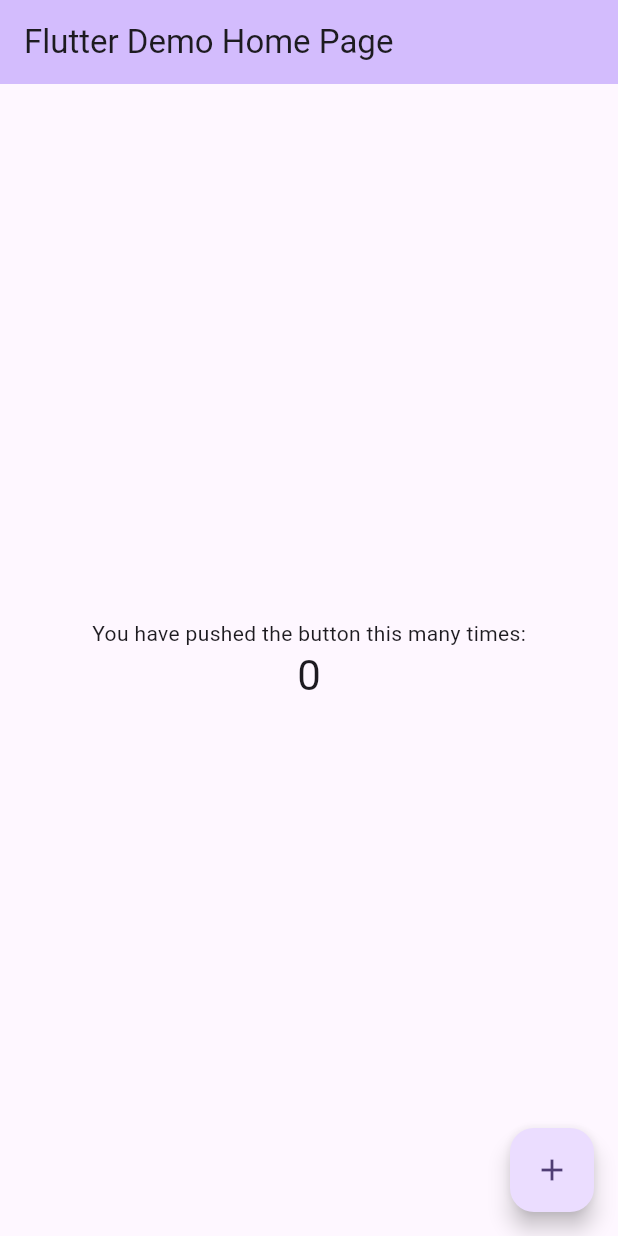
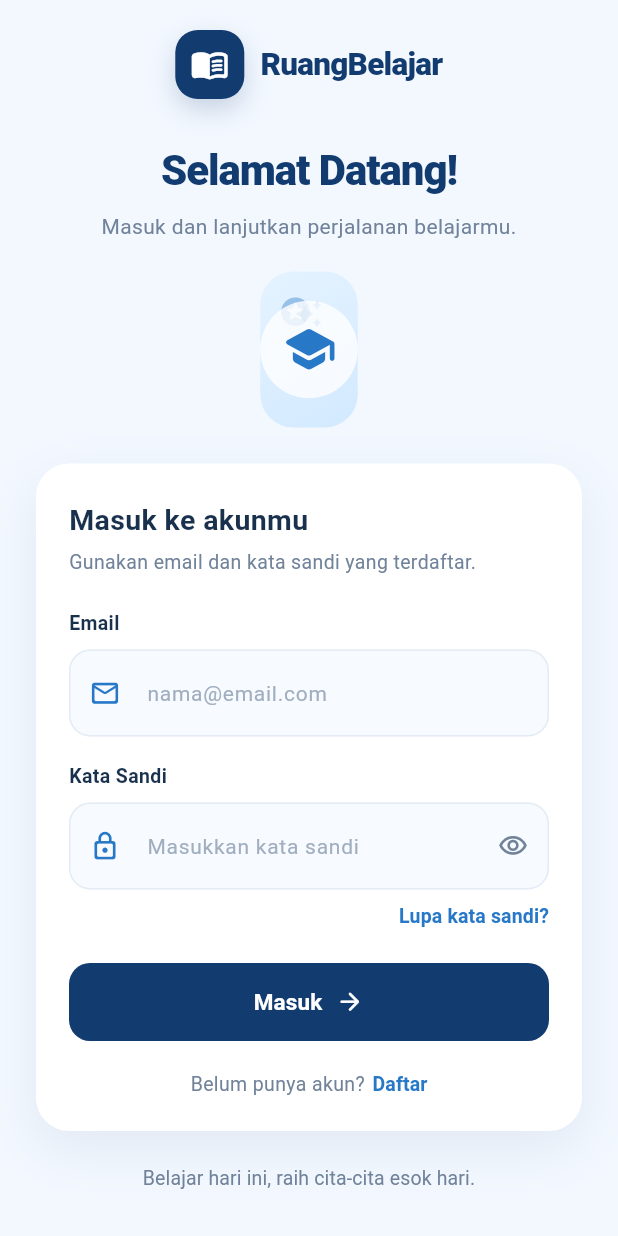
Before and after one commit to Lubab535/mobile-programming, a Flutter app: the screen it shows after launch, on a phone screen of 412 x 824 dp. Run offline on Flutter 3.47's test engine with Material 3 defaults, Android fonts, the phone set to English and light mode, and no system bars.

Commit message:
"Belajar memahami Widget dan membuat Login Page menggunakan bantuan AI"

```diff
--- /dev/null
+++ b/lib/aplikasiutama/halamanloginutama.dart
@@ -0,0 +1,417 @@
+import 'package:flutter/material.dart';
+
+const _navy = Color(0xFF123B70);
+const _blue = Color(0xFF2878C8);
+const _muted = Color(0xFF71839A);
+
+class LoginPage extends StatefulWidget {
+  const LoginPage({super.key});
+
+  @override
+  State<LoginPage> createState() => _LoginPageState();
+}
+
+class _LoginPageState extends State<LoginPage> {
+  final _formKey = GlobalKey<FormState>();
+  final _emailController = TextEditingController();
+  final _passwordController = TextEditingController();
+  bool _obscurePassword = true;
+
+  @override
+  void dispose() {
+    _emailController.dispose();
+    _passwordController.dispose();
+    super.dispose();
+  }
+
+  void _showMessage(String message) {
+    ScaffoldMessenger.of(context)
+      ..hideCurrentSnackBar()
+      ..showSnackBar(SnackBar(content: Text(message)));
+  }
+
+  void _login() {
+    if (_formKey.currentState!.validate()) {
+      _showMessage('Form berhasil diisi. Fitur login siap dihubungkan.');
+    }
+  }
+
+  InputDecoration _inputDecoration({
+    required String hint,
+    required IconData icon,
+    Widget? suffixIcon,
+  }) {
+    return InputDecoration(
+      hintText: hint,
+      hintStyle: const TextStyle(color: Color(0xFFA0AEC0), fontSize: 14),
+      prefixIcon: Icon(icon, color: _blue, size: 21),
+      suffixIcon: suffixIcon,
+      filled: true,
+      fillColor: const Color(0xFFF7FAFE),
+      contentPadding: const EdgeInsets.symmetric(horizontal: 16, vertical: 17),
+      border: OutlineInputBorder(
+        borderRadius: BorderRadius.circular(14),
+        borderSide: const BorderSide(color: Color(0xFFE3EBF4)),
+      ),
+      enabledBorder: OutlineInputBorder(
+        borderRadius: BorderRadius.circular(14),
+        borderSide: const BorderSide(color: Color(0xFFE3EBF4)),
+      ),
+      focusedBorder: OutlineInputBorder(
+        borderRadius: BorderRadius.circular(14),
+        borderSide: const BorderSide(color: _blue, width: 1.5),
+      ),
+      errorBorder: OutlineInputBorder(
+        borderRadius: BorderRadius.circular(14),
+        borderSide: const BorderSide(color: Color(0xFFD84A4A)),
+      ),
+      focusedErrorBorder: OutlineInputBorder(
+        borderRadius: BorderRadius.circular(14),
+        borderSide: const BorderSide(color: Color(0xFFD84A4A), width: 1.5),
+      ),
+    );
+  }
+
+  @override
+  Widget build(BuildContext context) {
+    return Scaffold(
+      body: SafeArea(
+        child: SingleChildScrollView(
+          padding: const EdgeInsets.fromLTRB(24, 20, 24, 28),
+          child: Center(
+            child: ConstrainedBox(
+              constraints: const BoxConstraints(maxWidth: 440),
+              child: Column(
+                crossAxisAlignment: CrossAxisAlignment.stretch,
+                children: [
+                  _buildHeader(),
+                  const SizedBox(height: 24),
+                  _buildLoginCard(),
+                  const SizedBox(height: 22),
+                  const Text(
+                    'Belajar hari ini, raih cita-cita esok hari.',
+                    textAlign: TextAlign.center,
+                    style: TextStyle(
+                      color: _muted,
+                      fontSize: 13,
+                      letterSpacing: 0.1,
+                    ),
+                  ),
+                ],
+              ),
+            ),
+          ),
+        ),
+      ),
+    );
+  }
+
+  Widget _buildHeader() {
+    return Column(
+      children: [
+        Row(
+          mainAxisAlignment: MainAxisAlignment.center,
+          children: [
+            Container(
+              width: 46,
+              height: 46,
+              decoration: BoxDecoration(
+                color: _navy,
+                borderRadius: BorderRadius.circular(15),
+                boxShadow: [
+                  BoxShadow(
+                    color: _navy.withValues(alpha: 0.2),
+                    blurRadius: 14,
+                    offset: const Offset(0, 7),
+                  ),
+                ],
+              ),
+              child: const Icon(
+                Icons.menu_book_rounded,
+                color: Colors.white,
+                size: 26,
+              ),
+            ),
+            const SizedBox(width: 11),
+            const Text(
+              'RuangBelajar',
+              style: TextStyle(
+                color: _navy,
+                fontSize: 21,
+                fontWeight: FontWeight.w800,
+                letterSpacing: -0.5,
+              ),
+            ),
+          ],
+        ),
+        const SizedBox(height: 27),
+        const Text(
+          'Selamat Datang!',
+          textAlign: TextAlign.center,
+          style: TextStyle(
+            color: _navy,
+            fontSize: 28,
+            fontWeight: FontWeight.w800,
+            letterSpacing: -0.7,
+          ),
+        ),
+        const SizedBox(height: 8),
+        const Text(
+          'Masuk dan lanjutkan perjalanan belajarmu.',
+          textAlign: TextAlign.center,
+          style: TextStyle(color: _muted, fontSize: 14),
+        ),
+        const SizedBox(height: 20),
+        _buildLearningIllustration(),
+      ],
+    );
+  }
+
+  Widget _buildLearningIllustration() {
+    return Container(
+      height: 104,
+      decoration: BoxDecoration(
+        gradient: const LinearGradient(
+          colors: [Color(0xFFE5F3FF), Color(0xFFD2E9FF)],
+          begin: Alignment.topLeft,
+          end: Alignment.bottomRight,
+        ),
+        borderRadius: BorderRadius.circular(22),
+      ),
+      child: Stack(
+        alignment: Alignment.center,
+        children: [
+          Positioned(
+            left: 22,
+            top: 18,
+            child: Icon(
+              Icons.auto_awesome_rounded,
+              color: _blue.withValues(alpha: 0.45),
+              size: 20,
+            ),
+          ),
+          Positioned(
+            right: 30,
+            top: 15,
+            child: Icon(
+              Icons.stars_rounded,
+              color: _blue.withValues(alpha: 0.4),
+              size: 23,
+            ),
+          ),
+          Container(
+            width: 65,
+            height: 65,
+            decoration: BoxDecoration(
+              color: Colors.white.withValues(alpha: 0.8),
+              shape: BoxShape.circle,
+            ),
+            child: const Icon(Icons.school_rounded, size: 37, color: _blue),
+          ),
+          Positioned(
+            bottom: 14,
+            left: 74,
+            child: Icon(
+              Icons.menu_book_rounded,
+              color: _navy.withValues(alpha: 0.72),
+              size: 22,
+            ),
+          ),
+          Positioned(
+            bottom: 15,
+            right: 76,
+            child: Icon(
+              Icons.edit_rounded,
+              color: _navy.withValues(alpha: 0.62),
+              size: 20,
+            ),
+          ),
+        ],
+      ),
+    );
+  }
+
+  Widget _buildLoginCard() {
+    return Container(
+      padding: const EdgeInsets.fromLTRB(22, 24, 22, 22),
+      decoration: BoxDecoration(
+        color: Colors.white,
+        borderRadius: BorderRadius.circular(22),
+        boxShadow: [
+          BoxShadow(
+            color: _navy.withValues(alpha: 0.08),
+            blurRadius: 28,
+            offset: const Offset(0, 12),
+          ),
+        ],
+      ),
+      child: Form(
+        key: _formKey,
+        child: Column(
+          crossAxisAlignment: CrossAxisAlignment.stretch,
+          children: [
+            const Text(
+              'Masuk ke akunmu',
+              style: TextStyle(
+                color: Color(0xFF19314D),
+                fontSize: 19,
+                fontWeight: FontWeight.w700,
+              ),
+            ),
+            const SizedBox(height: 5),
+            const Text(
+              'Gunakan email dan kata sandi yang terdaftar.',
+              style: TextStyle(color: _muted, fontSize: 13),
+            ),
+            const SizedBox(height: 22),
+            const Text(
+              'Email',
+              style: TextStyle(
+                color: Color(0xFF19314D),
+                fontSize: 13,
+                fontWeight: FontWeight.w600,
+              ),
+            ),
+            const SizedBox(height: 8),
+            TextFormField(
+              key: const Key('emailField'),
+              controller: _emailController,
+              keyboardType: TextInputType.emailAddress,
+              textInputAction: TextInputAction.next,
+              autofillHints: const [AutofillHints.email],
+              decoration: _inputDecoration(
+                hint: 'nama@email.com',
+                icon: Icons.mail_outline_rounded,
+              ),
+              validator: (value) {
+                final email = value?.trim() ?? '';
+                if (email.isEmpty) return 'Email wajib diisi';
+                if (!RegExp(r'^[^@\s]+@[^@\s]+\.[^@\s]+$').hasMatch(email)) {
+                  return 'Masukkan alamat email yang valid';
+                }
+                return null;
+              },
+            ),
+            const SizedBox(height: 17),
+            const Text(
+              'Kata Sandi',
+              style: TextStyle(
+                color: Color(0xFF19314D),
+                fontSize: 13,
+                fontWeight: FontWeight.w600,
+              ),
+            ),
+            const SizedBox(height: 8),
+            TextFormField(
+              key: const Key('passwordField'),
+              controller: _passwordController,
+              obscureText: _obscurePassword,
+              textInputAction: TextInputAction.done,
+              autofillHints: const [AutofillHints.password],
+              onFieldSubmitted: (_) => _login(),
+              decoration: _inputDecoration(
+                hint: 'Masukkan kata sandi',
+                icon: Icons.lock_outline_rounded,
+                suffixIcon: IconButton(
+                  tooltip: _obscurePassword
+                      ? 'Tampilkan kata sandi'
+                      : 'Sembunyikan kata sandi',
+                  onPressed: () {
+                    setState(() => _obscurePassword = !_obscurePassword);
+                  },
+                  icon: Icon(
+                    _obscurePassword
+                        ? Icons.visibility_outlined
+                        : Icons.visibility_off_outlined,
+                    color: _muted,
+                    size: 20,
+                  ),
+                ),
+              ),
+              validator: (value) {
+                if (value == null || value.isEmpty) {
+                  return 'Kata sandi wajib diisi';
+                }
+                if (value.length < 6) {
+                  return 'Kata sandi minimal 6 karakter';
+                }
+                return null;
+              },
+            ),
+            Align(
+              alignment: Alignment.centerRight,
+              child: TextButton(
+                onPressed: () => _showMessage(
+                  'Silakan hubungi admin untuk reset kata sandi.',
+                ),
+                style: TextButton.styleFrom(
+                  foregroundColor: _blue,
+                  padding: const EdgeInsets.symmetric(vertical: 8),
+                  minimumSize: Size.zero,
+                  tapTargetSize: MaterialTapTargetSize.shrinkWrap,
+                ),
+                child: const Text(
+                  'Lupa kata sandi?',
+                  style: TextStyle(fontSize: 13, fontWeight: FontWeight.w600),
+                ),
+              ),
+            ),
+            const SizedBox(height: 14),
+            SizedBox(
+              height: 52,
+              child: ElevatedButton(
+                onPressed: _login,
+                style: ElevatedButton.styleFrom(
+                  backgroundColor: _navy,
+                  foregroundColor: Colors.white,
+                  elevation: 0,
+                  shape: RoundedRectangleBorder(
+                    borderRadius: BorderRadius.circular(14),
+                  ),
+                ),
+                child: const Row(
+                  mainAxisAlignment: MainAxisAlignment.center,
+                  children: [
+                    Text(
+                      'Masuk',
+                      style: TextStyle(
+                        fontSize: 15,
+                        fontWeight: FontWeight.w700,
+                      ),
+                    ),
+                    SizedBox(width: 9),
+                    Icon(Icons.arrow_forward_rounded, size: 19),
+                  ],
+                ),
+              ),
+            ),
+            const SizedBox(height: 19),
+            Row(
+              mainAxisAlignment: MainAxisAlignment.center,
+              children: [
+                const Text(
+                  'Belum punya akun?',
+                  style: TextStyle(color: _muted, fontSize: 13),
+                ),
+                TextButton(
+                  onPressed: () =>
+                      _showMessage('Fitur pendaftaran segera tersedia.'),
+                  style: TextButton.styleFrom(
+                    foregroundColor: _blue,
+                    padding: const EdgeInsets.only(left: 5),
+                    minimumSize: Size.zero,
+                    tapTargetSize: MaterialTapTargetSize.shrinkWrap,
+                  ),
+                  child: const Text(
+                    'Daftar',
+                    style: TextStyle(fontSize: 13, fontWeight: FontWeight.w700),
+                  ),
+                ),
+              ],
+            ),
+          ],
+        ),
+      ),
+    );
+  }
+}
--- /dev/null
+++ b/lib/latihan/latihan_halaman_login.dart
@@ -0,0 +1,32 @@
+import 'package:flutter/material.dart';
+
+void main() {
+  runApp(const LoginApp());
+}
+
+class LoginApp extends StatelessWidget {
+  const LoginApp({super.key});
+  @override
+  Widget build(BuildContext context) {
+    return MaterialApp( title: 'Login App', theme: ThemeData(primarySwatch: Colors.blue, visualDensity: VisualDensity.adaptivePlatformDensity, ),
+      home: const LoginPage(),
+    );
+  }
+}
+
+class LoginPage extends StatelessWidget {
+  const LoginPage({super.key});
+  @override
+  Widget build(BuildContext context) {
+    return Scaffold(
+      appBar: AppBar(
+        title: const Text('Login Page'),
+      ),
+      body: Center(child: Padding(padding: const EdgeInsets.all(20.0), child: Column(mainAxisAlignment: MainAxisAlignment.center, children: <Widget>[const TextField(decoration: InputDecoration(hintText: 'Username',),),
+      const SizedBox(height:20),
+      ElevatedButton(onPressed:(){
+        // Tombol login ditekan, lakukan aksi login di sini
+      }, child: const Text('Login'))])),)
+    );
+  }
+}
--- /dev/null
+++ b/lib/latihan/latihan_widget_bertingkat.dart
@@ -0,0 +1,31 @@
+import 'package:flutter/material.dart';
+
+void main() {
+  runApp(const MyApp());
+}
+
+class MyApp extends StatelessWidget {
+  const MyApp({super.key});
+
+  @override
+  Widget build(BuildContext context) {
+    return MaterialApp(
+      home: Scaffold(
+        appBar: AppBar(title: const Text('Widget Bertingkat')),
+        body: Center(
+          child: Column(
+            mainAxisAlignment: MainAxisAlignment.center,
+            children: <Widget>[
+              Image.asset('assets/images/Gambar1.png', width: 400, height: 400),
+              const SizedBox(height: 20),
+              const Text(
+                'Ini Adalah Aplikasi Flutter',
+                style: TextStyle(fontSize: 24, fontWeight: FontWeight.bold),
+              ),
+            ],
+          ),
+        ),
+      ),
+    );
+  }
+}
--- a/lib/main.dart
+++ b/lib/main.dart
@@ -1,4 +1,5 @@
 import 'package:flutter/material.dart';
+import 'package:aplikasi_kuliahku/aplikasiutama/halamanloginutama.dart';
 
 void main() {
   runApp(const MyApp());
@@ -7,116 +8,23 @@ void main() {
 class MyApp extends StatelessWidget {
   const MyApp({super.key});
 
-  // This widget is the root of your application.
   @override
   Widget build(BuildContext context) {
+    const navy = Color(0xFF123B70);
+
     return MaterialApp(
-      title: 'Flutter Demo',
+      title: 'RuangBelajar',
+      debugShowCheckedModeBanner: false,
       theme: ThemeData(
-        // This is the theme of your application.
-        //
-        // TRY THIS: Try running your application with "flutter run". You'll see
-        // the application has a purple toolbar. Then, without quitting the app,
-        // try changing the seedColor in the colorScheme below to Colors.green
-        // and then invoke "hot reload" (save your changes or press the "hot
-        // reload" button in a Flutter-supported IDE, or press "r" if you used
-        // the command line to start the app).
-        //
-        // Notice that the counter didn't reset back to zero; the application
-        // state is not lost during the reload. To reset the state, use hot
-        // restart instead.
-        //
-        // This works for code too, not just values: Most code changes can be
-        // tested with just a hot reload.
-        colorScheme: .fromSeed(seedColor: Colors.deepPurple),
+        colorScheme: ColorScheme.fromSeed(
+          seedColor: navy,
+          primary: navy,
+          secondary: const Color(0xFF69B7F5),
+        ),
+        scaffoldBackgroundColor: const Color(0xFFF3F8FF),
+        useMaterial3: true,
       ),
-      home: const MyHomePage(title: 'Flutter Demo Home Page'),
+      home: const LoginPage(),
     );
   }
 }
-
-class MyHomePage extends StatefulWidget {
-  const MyHomePage({super.key, required this.title});
-
-  // This widget is the home page of your application. It is stateful, meaning
-  // that it has a State object (defined below) that contains fields that affect
-  // how it looks.
-
-  // This class is the configuration for the state. It holds the values (in this
-  // case the title) provided by the parent (in this case the App widget) and
-  // used by the build method of the State. Fields in a Widget subclass are
-  // always marked "final".
-
-  final String title;
-
-  @override
-  State<MyHomePage> createState() => _MyHomePageState();
-}
-
-class _MyHomePageState extends State<MyHomePage> {
-  int _counter = 0;
-
-  void _incrementCounter() {
-    setState(() {
-      // This call to setState tells the Flutter framework that something has
-      // changed in this State, which causes it to rerun the build method below
-      // so that the display can reflect the updated values. If we changed
-      // _counter without calling setState(), then the build method would not be
-      // called again, and so nothing would appear to happen.
-      _counter++;
-    });
-  }
-
-  @override
-  Widget build(BuildContext context) {
-    // This method is rerun every time setState is called, for instance as done
-    // by the _incrementCounter method above.
-    //
-    // The Flutter framework has been optimized to make rerunning build methods
-    // fast, so that you can just rebuild anything that needs updating rather
-    // than having to individually change instances of widgets.
-    return Scaffold(
-      appBar: AppBar(
-        // TRY THIS: Try changing the color here to a specific color (to
-        // Colors.amber, perhaps?) and trigger a hot reload to see the AppBar
-        // change color while the other colors stay the same.
-        backgroundColor: Theme.of(context).colorScheme.inversePrimary,
-        // Here we take the value from the MyHomePage object that was created by
-        // the App.build method, and use it to set our appbar title.
-        title: Text(widget.title),
-      ),
-      body: Center(
-        // Center is a layout widget. It takes a single child and positions it
-        // in the middle of the parent.
-        child: Column(
-          // Column is also a layout widget. It takes a list of children and
-          // arranges them vertically. By default, it sizes itself to fit its
-          // children horizontally, and tries to be as tall as its parent.
-          //
-          // Column has various properties to control how it sizes itself and
-          // how it positions its children. Here we use mainAxisAlignment to
-          // center the children vertically; the main axis here is the vertical
-          // axis because Columns are vertical (the cross axis would be
-          // horizontal).
-          //
-          // TRY THIS: Invoke "debug painting" (choose the "Toggle Debug Paint"
-          // action in the IDE, or press "p" in the console), to see the
-          // wireframe for each widget.
-          mainAxisAlignment: .center,
-          children: [
-            const Text('You have pushed the button this many times:'),
-            Text(
-              '$_counter',
-              style: Theme.of(context).textTheme.headlineMedium,
-            ),
-          ],
-        ),
-      ),
-      floatingActionButton: FloatingActionButton(
-        onPressed: _incrementCounter,
-        tooltip: 'Increment',
-        child: const Icon(Icons.add),
-      ),
-    );
-  }
-}
```
Also changed, not shown: pubspec.yaml (+4 -3 lines), 2 other files.
